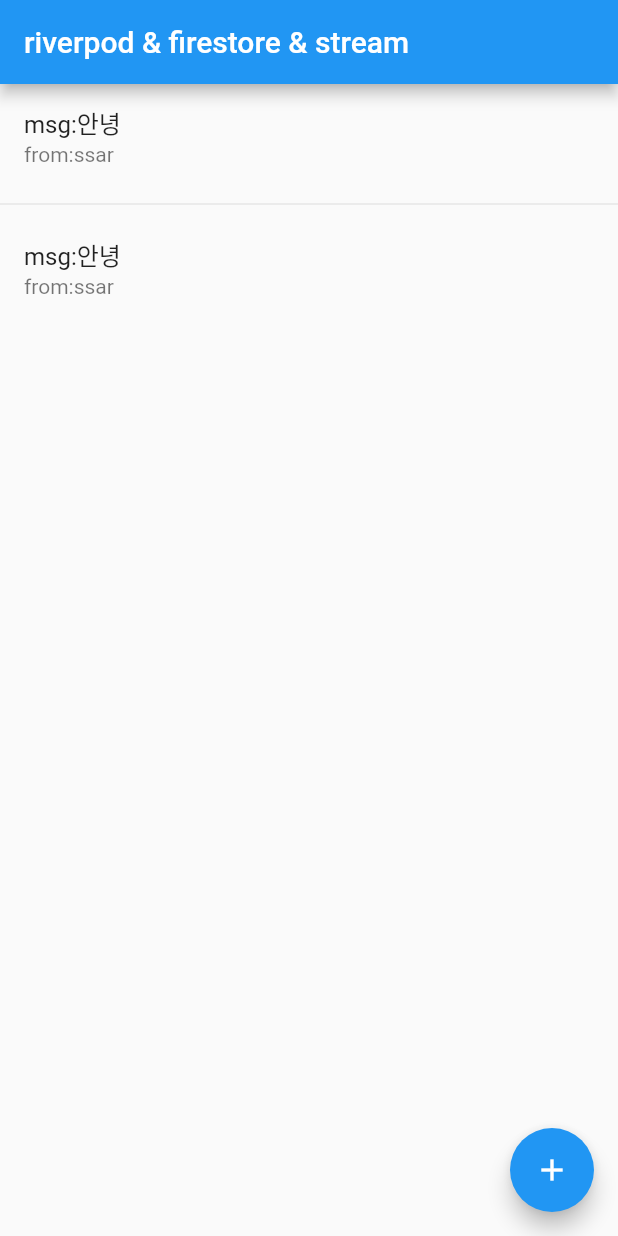
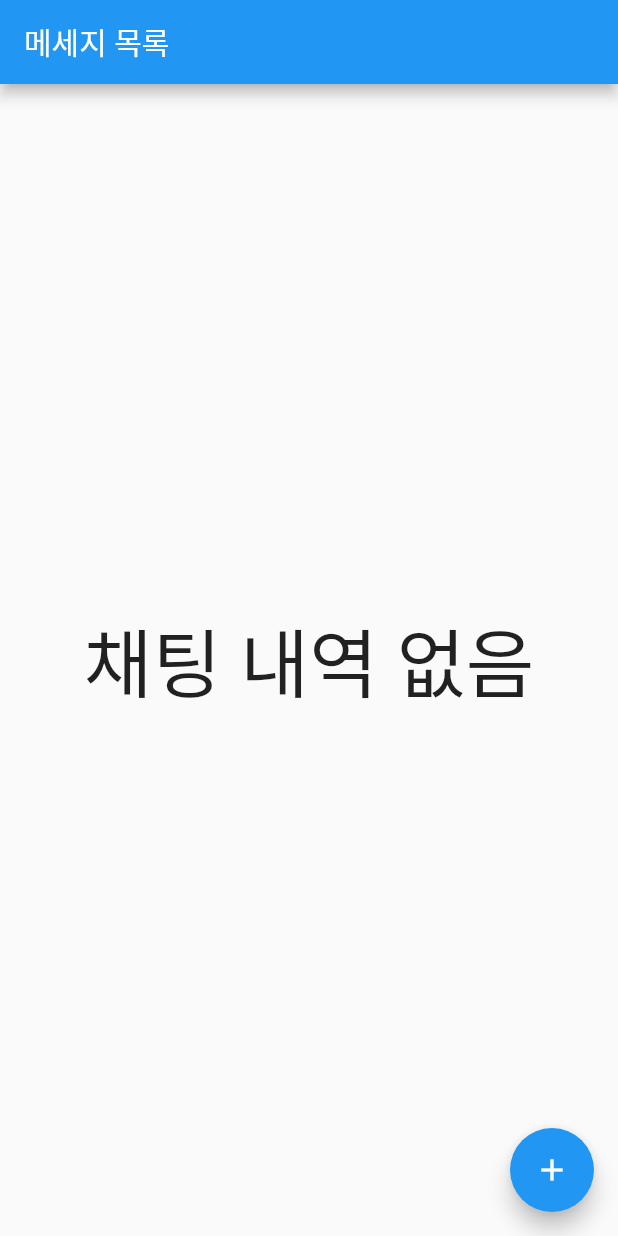
Before and after one commit to hyonna12/-flutter-chat_app_firebase, a Flutter app: the screen it shows after launch, on a phone screen of 412 x 824 dp. Run offline on Flutter 3.47's test engine with Material 2 defaults, Android fonts, the phone set to English and light mode, and no system bars; our stand-ins replace cloud_firestore, firebase_core, flutter_riverpod; accounts and stored records are empty.

Commit message:
메세지 목록보기 완료

```diff
--- a/lib/domain/chat/chat_firestore_repository.dart
+++ b/lib/domain/chat/chat_firestore_repository.dart
@@ -1,6 +1,24 @@
+import 'package:chat_app_firebase/domain/chat/chat.dart';
 import 'package:chat_app_firebase/dto/chat/chat_req_dto.dart';
 import 'package:cloud_firestore/cloud_firestore.dart';
 import 'package:flutter_riverpod/flutter_riverpod.dart';
+
+// 리턴 : Stream<List<Chat>> - 계속 수신 받을 수 있음
+// List<Chat>은 한번 주고 끝나는것
+final chatStreamProvider = StreamProvider.autoDispose<List<Chat>>((ref) {
+  // 리턴된 메모리가 죽을 때
+  ref.onDispose(() {});
+
+  // 스트림을 파싱해서 리턴
+  final db = FirebaseFirestore.instance; // db에 접근
+  // stream provier의 목적은 db.collection("chat").snapshots(); 리턴하는것
+  // 파싱을 repository에서 끝내려고
+
+  Stream<QuerySnapshot<Map<String, dynamic>>> stream = db.collection("chatrooms/m2uAeVyGwziHhkDRZwNZ/chat").snapshots(); // map타입 스트림 - 사진찍을건데 타입을 모르니까 map 타입
+  return stream.map((snapshot) => snapshot.docs.map((doc) => Chat.fromJson(doc.data(), id: doc.id)).toList()); // 파싱
+});
+// stream 안의 map의 string object의 dynamic 타입을 리턴해주는데 화면에서 파싱하기 힘드니까
+// stream 안의 map 타입을 chat 타입으로 바꿔서 화면에서 파싱하지 않아도 되도록 repository 에서 파싱
 
 // Provider - 메모리 띄우기 위해
 final chatFirestoreRepositoryProvider = Provider((ref) {
@@ -13,7 +31,7 @@ class ChatFireStoreRepository {
 
   Future<DocumentReference> insert(ChatInsertReqDto dto) {
     // 문서로 돌려받음
-    return db.collection("chat").add(dto.toJson());
+    return db.collection("chatrooms/m2uAeVyGwziHhkDRZwNZ/chat").add(dto.toJson());
     // db에 insert
   }
 }
--- a/lib/view/pages/chat_room_page/chat_room_page.dart
+++ b/lib/view/pages/chat_room_page/chat_room_page.dart
@@ -1,6 +1,7 @@
 import 'dart:math';
 
 import 'package:chat_app_firebase/controller/chat_controller.dart';
+import 'package:chat_app_firebase/domain/chat/chat_firestore_repository.dart';
 import 'package:chat_app_firebase/dto/chat/chat_req_dto.dart';
 import 'package:flutter/material.dart';
 import 'package:flutter_riverpod/flutter_riverpod.dart';
@@ -14,7 +15,7 @@ class ChatRoomPage extends ConsumerWidget {
 
     return Scaffold(
       appBar: _buildAppBar(),
-      body: _buildListView(),
+      body: _buildListView(ref),
       floatingActionButton: FloatingActionButton(
         onPressed: () {
           Random random = Random();
@@ -26,17 +27,36 @@ class ChatRoomPage extends ConsumerWidget {
     );
   }
 
-  ListView _buildListView() {
-    return ListView.separated(
-      itemCount: 2,
-      itemBuilder: (context, index) => ListTile(title: Text("msg:안녕"), subtitle: Text("from:ssar")),
-      separatorBuilder: (context, index) => Divider(),
+  Widget _buildListView(WidgetRef ref) {
+    final chatStream = ref.watch(chatStreamProvider);
+    return chatStream.when(
+      data: (chats) {
+        if (chats.isNotEmpty) {
+          return ListView.separated(
+            itemCount: chats.length,
+            itemBuilder: (context, index) => ListTile(
+              title: Text("msg : ${chats[index].msg}"),
+              subtitle: Text("from : ${chats[index].from}"),
+            ),
+            separatorBuilder: (context, index) => Divider(),
+          );
+        } else {
+          return Center(
+            child: Text(
+              "채팅 내역 없음",
+              style: TextStyle(fontSize: 50),
+            ),
+          );
+        }
+      },
+      error: (error, stackTrace) => CircularProgressIndicator(),
+      loading: () => CircularProgressIndicator(),
     );
   }
 
   AppBar _buildAppBar() {
     return AppBar(
-      title: Text("riverpod & firestore & stream"),
+      title: Text("메세지 목록"),
     );
   }
 }
```
Also changed, not shown: lib/controller/chat_controller.dart (+18 -9 lines), lib/core/routes_enum.dart (added, +9 -0 lines), lib/domain/chat/chat.dart (+17 -2 lines).
